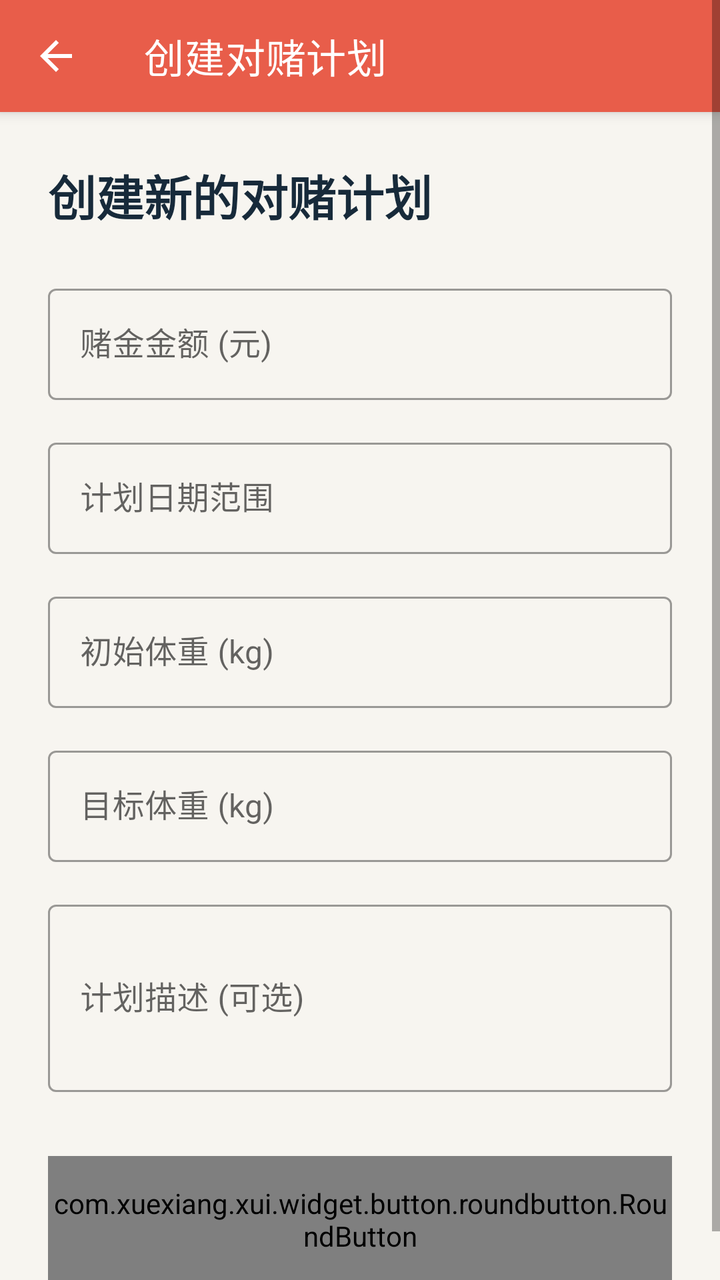
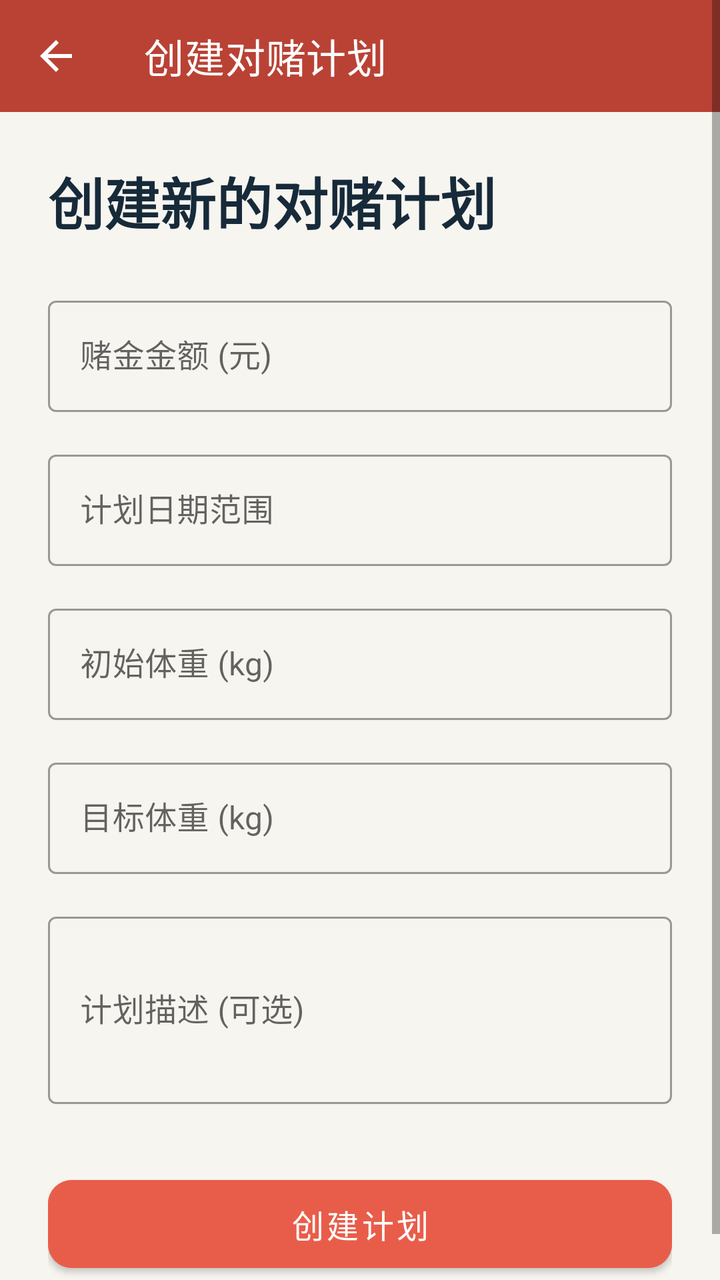

The first picture is an Android layout as it rendered before a commit; the second is the same layout after the commit. The layout source and the unified diff follow.
<!-- AndroidManifest.xml: activity theme Theme.WeightLossBetting -->
<!-- res/layout/activity_create_plan.xml -->
<?xml version="1.0" encoding="utf-8"?>
<ScrollView xmlns:android="http://schemas.android.com/apk/res/android"
    xmlns:app="http://schemas.android.com/apk/res-auto"
    android:layout_width="match_parent"
    android:layout_height="match_parent"
    android:fillViewport="true"
    android:background="@color/xui_config_color_background">

    <LinearLayout
        android:layout_width="match_parent"
        android:layout_height="wrap_content"
        android:orientation="vertical">

        <com.google.android.material.appbar.MaterialToolbar
            android:id="@+id/toolbar"
            android:layout_width="match_parent"
            android:layout_height="?attr/actionBarSize"
            android:background="?attr/colorPrimary"
            android:elevation="4dp"
            app:title="创建对赌计划"
            app:titleTextColor="@android:color/white"
            app:navigationIcon="@drawable/ic_arrow_back"
            app:navigationIconTint="@android:color/white" />

        <LinearLayout
            android:layout_width="match_parent"
            android:layout_height="wrap_content"
            android:orientation="vertical"
            android:padding="24dp">

            <TextView
                android:layout_width="wrap_content"
                android:layout_height="wrap_content"
                android:text="创建新的对赌计划"
                android:textSize="24sp"
                android:textStyle="bold"
                android:textColor="@color/xui_config_color_text_title"
                android:layout_marginBottom="24dp" />

            
            <com.google.android.material.textfield.TextInputLayout
                android:layout_width="match_parent"
                android:layout_height="wrap_content"
                android:hint="赌金金额 (元)"
                android:layout_marginBottom="16dp"
                style="@style/Widget.MaterialComponents.TextInputLayout.OutlinedBox">

                <com.google.android.material.textfield.TextInputEditText
                    android:id="@+id/etBetAmount"
                    android:layout_width="match_parent"
                    android:layout_height="wrap_content"
                    android:inputType="numberDecimal" />
            </com.google.android.material.textfield.TextInputLayout>

            
            <com.google.android.material.textfield.TextInputLayout
                android:layout_width="match_parent"
                android:layout_height="wrap_content"
                android:hint="计划日期范围"
                android:layout_marginBottom="16dp"
                style="@style/Widget.MaterialComponents.TextInputLayout.OutlinedBox">

                <com.google.android.material.textfield.TextInputEditText
                    android:id="@+id/etDateRange"
                    android:layout_width="match_parent"
                    android:layout_height="wrap_content"
                    android:focusable="false"
                    android:clickable="true"
                    android:inputType="none" />
            </com.google.android.material.textfield.TextInputLayout>

            
            <com.google.android.material.textfield.TextInputLayout
                android:layout_width="match_parent"
                android:layout_height="wrap_content"
                android:hint="初始体重 (kg)"
                android:layout_marginBottom="16dp"
                style="@style/Widget.MaterialComponents.TextInputLayout.OutlinedBox">

                <com.google.android.material.textfield.TextInputEditText
                    android:id="@+id/etInitialWeight"
                    android:layout_width="match_parent"
                    android:layout_height="wrap_content"
                    android:inputType="numberDecimal" />
            </com.google.android.material.textfield.TextInputLayout>

            
            <com.google.android.material.textfield.TextInputLayout
                android:layout_width="match_parent"
                android:layout_height="wrap_content"
                android:hint="目标体重 (kg)"
                android:layout_marginBottom="16dp"
                style="@style/Widget.MaterialComponents.TextInputLayout.OutlinedBox">

                <com.google.android.material.textfield.TextInputEditText
                    android:id="@+id/etTargetWeight"
                    android:layout_width="match_parent"
                    android:layout_height="wrap_content"
                    android:inputType="numberDecimal" />
            </com.google.android.material.textfield.TextInputLayout>

            
            <com.google.android.material.textfield.TextInputLayout
                android:layout_width="match_parent"
                android:layout_height="wrap_content"
                android:hint="计划描述 (可选)"
                android:layout_marginBottom="32dp"
                style="@style/Widget.MaterialComponents.TextInputLayout.OutlinedBox">

                <com.google.android.material.textfield.TextInputEditText
                    android:id="@+id/etDescription"
                    android:layout_width="match_parent"
                    android:layout_height="wrap_content"
                    android:inputType="textMultiLine"
                    android:lines="3"
                    android:maxLength="500" />
            </com.google.android.material.textfield.TextInputLayout>

            
            <com.xuexiang.xui.widget.button.roundbutton.RoundButton
                android:id="@+id/btnCreate"
                android:layout_width="match_parent"
                android:layout_height="wrap_content"
                android:text="创建计划"
                android:textSize="16sp"
                android:paddingTop="14dp"
                android:paddingBottom="14dp"
                app:rb_radius="24dp"
                app:rb_backgroundColor="@color/brand_primary"
                app:rb_textColor="@color/white" />

            
            <ProgressBar
                android:id="@+id/progressBar"
                android:layout_width="wrap_content"
                android:layout_height="wrap_content"
                android:layout_gravity="center"
                android:layout_marginTop="16dp"
                android:visibility="gone" />

        </LinearLayout>

    </LinearLayout>

</ScrollView>
<!-- resources referenced by this layout -->
<resources>
  <color name="brand_primary">#FFE85D4A</color>
  <color name="white">#FFFFFFFF</color>
  <color name="xui_config_color_background">#FFF7F5F0</color>
  <color name="xui_config_color_text_title">#FF172A3A</color>
  <!-- drawable ic_arrow_back (drawable) -->
  <vector xmlns:android="http://schemas.android.com/apk/res/android"
      android:width="24dp"
      android:height="24dp"
      android:viewportWidth="24"
      android:viewportHeight="24">
      <path
          android:fillColor="#000000"
          android:pathData="M20,11H7.83l5.59,-5.59L12,4l-8,8 8,8 1.41,-1.41L7.83,13H20v-2z"/>
  </vector>
  <style name="Theme.WeightLossBetting" parent="Theme.MaterialComponents.Light.NoActionBar">
          <item name="colorPrimary">@color/brand_primary</item>
          <item name="colorPrimaryDark">@color/brand_primary_dark</item>
          <item name="colorAccent">@color/brand_accent</item>
          <item name="android:statusBarColor">@color/brand_primary_dark</item>
          <item name="android:navigationBarColor">@color/brand_background</item>
          <item name="android:windowLightStatusBar">false</item>
          <item name="android:windowLightNavigationBar">true</item>
          
          
          <item name="XUIThemeStyle">@style/XUITheme.Phone</item>
      </style>
  <color name="brand_primary_dark">#FFB94235</color>
  <color name="brand_accent">#FF2E9D87</color>
  <color name="brand_background">#FFF7F5F0</color>
</resources>

<!-- the commit's change to res/layout/activity_create_plan.xml (unified diff, before → after) -->
@@ -4,7 +4,7 @@
     android:layout_width="match_parent"
     android:layout_height="match_parent"
     android:fillViewport="true"
-    android:background="@color/xui_config_color_background">
+    android:background="@color/brand_background">
 
     <LinearLayout
         android:layout_width="match_parent"
@@ -15,8 +15,8 @@
             android:id="@+id/toolbar"
             android:layout_width="match_parent"
             android:layout_height="?attr/actionBarSize"
-            android:background="?attr/colorPrimary"
-            android:elevation="4dp"
+            android:background="@color/brand_primary_dark"
+            android:elevation="0dp"
             app:title="创建对赌计划"
             app:titleTextColor="@android:color/white"
             app:navigationIcon="@drawable/ic_arrow_back"
@@ -32,9 +32,9 @@
                 android:layout_width="wrap_content"
                 android:layout_height="wrap_content"
                 android:text="创建新的对赌计划"
-                android:textSize="24sp"
+                android:textSize="28sp"
                 android:textStyle="bold"
-                android:textColor="@color/xui_config_color_text_title"
+                android:textColor="@color/brand_text"
                 android:layout_marginBottom="24dp" />
 
             
@@ -117,17 +117,16 @@
             </com.google.android.material.textfield.TextInputLayout>
 
             
-            <com.xuexiang.xui.widget.button.roundbutton.RoundButton
+            <com.google.android.material.button.MaterialButton
                 android:id="@+id/btnCreate"
                 android:layout_width="match_parent"
-                android:layout_height="wrap_content"
+                android:layout_height="56dp"
                 android:text="创建计划"
                 android:textSize="16sp"
-                android:paddingTop="14dp"
-                android:paddingBottom="14dp"
-                app:rb_radius="24dp"
-                app:rb_backgroundColor="@color/brand_primary"
-                app:rb_textColor="@color/white" />
+                android:textAllCaps="false"
+                android:textColor="@color/white"
+                android:backgroundTint="@color/brand_primary"
+                app:cornerRadius="12dp" />
 
             
             <ProgressBar
<!-- resource entries referenced after the edit -->
@@ -2,8 +2,6 @@
 <resources>
   <color name="brand_primary">#FFE85D4A</color>
   <color name="white">#FFFFFFFF</color>
-  <color name="xui_config_color_background">#FFF7F5F0</color>
-  <color name="xui_config_color_text_title">#FF172A3A</color>
   <!-- drawable ic_arrow_back (drawable) -->
   <vector xmlns:android="http://schemas.android.com/apk/res/android"
       android:width="24dp"
@@ -27,6 +25,7 @@
           <item name="XUIThemeStyle">@style/XUITheme.Phone</item>
       </style>
   <color name="brand_primary_dark">#FFB94235</color>
+  <color name="brand_text">#FF172A3A</color>
   <color name="brand_accent">#FF2E9D87</color>
   <color name="brand_background">#FFF7F5F0</color>
 </resources>
